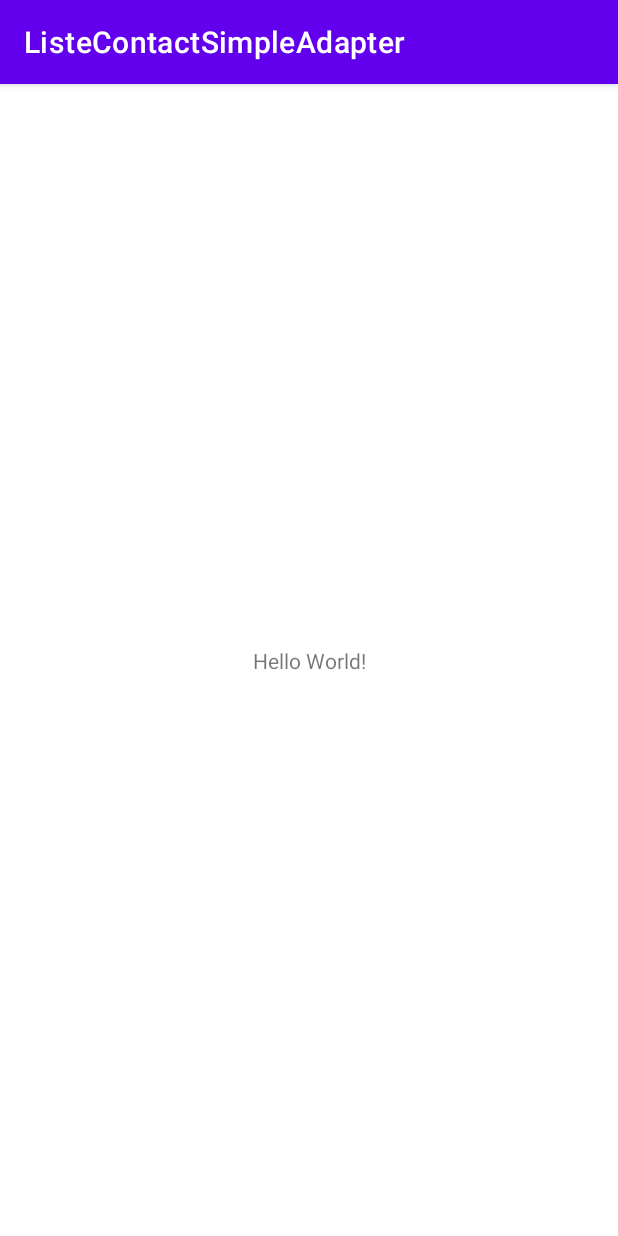
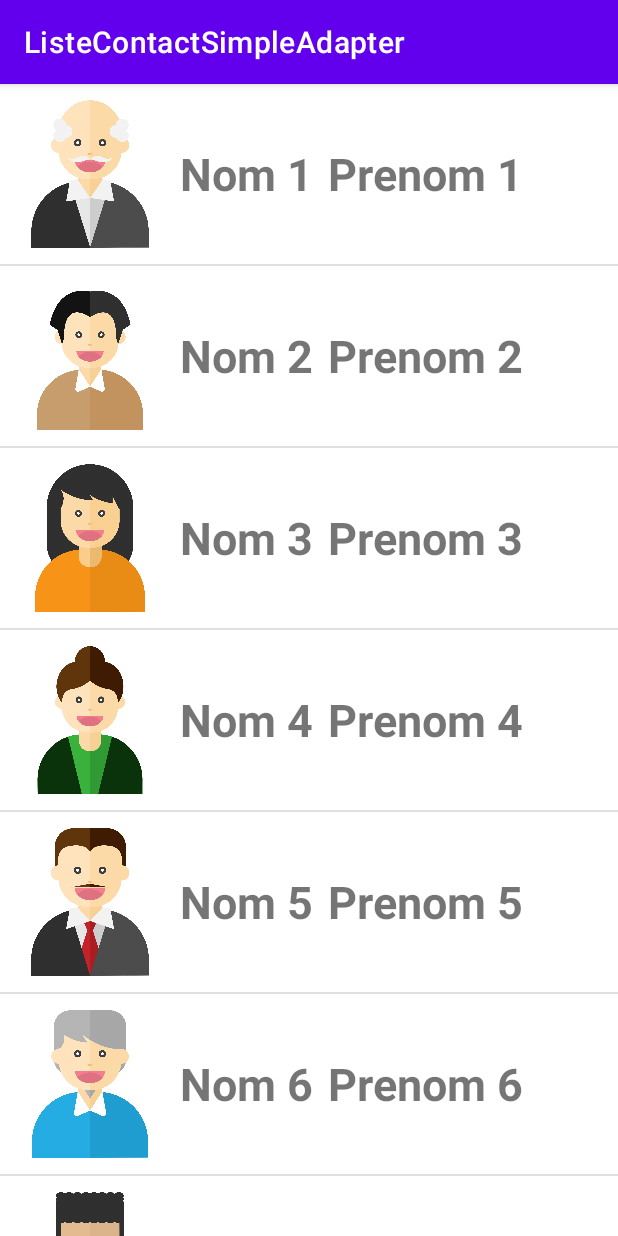
Before and after one commit to lamnaourm/ListeContactSimpleAdapter, an Android app: the screen it shows after launch (MainActivity), on a phone screen of 412 x 824 dp. Run offline under Robolectric (Android 15) with nearby library versions, the phone set to English and light mode, and no system bars.

Commit message:
Exercices complet

```diff
--- a/app/src/main/AndroidManifest.xml
+++ b/app/src/main/AndroidManifest.xml
@@ -10,6 +10,9 @@
         android:supportsRtl="true"
         android:theme="@style/Theme.ListeContactSimpleAdapter">
         <activity
+            android:name=".DetailUser"
+            android:exported="false" />
+        <activity
             android:name=".MainActivity"
             android:exported="true">
             <intent-filter>
--- a/app/src/main/java/com/example/listecontactsimpleadapter/MainActivity.java
+++ b/app/src/main/java/com/example/listecontactsimpleadapter/MainActivity.java
@@ -1,16 +1,23 @@
 package com.example.listecontactsimpleadapter;
+
+import android.content.Intent;
+import android.os.Bundle;
+import android.view.View;
+import android.widget.AdapterView;
+import android.widget.ListView;
+import android.widget.SimpleAdapter;
 
 import androidx.appcompat.app.AppCompatActivity;
 
-import android.os.Bundle;
-
 import java.util.ArrayList;
 import java.util.Date;
+import java.util.HashMap;
 
 public class MainActivity extends AppCompatActivity {
 
 
     ArrayList<Utilisateur> users = new ArrayList<>();
+    ListView lst;
 
     @Override
     protected void onCreate(Bundle savedInstanceState) {
@@ -18,13 +25,43 @@ public class MainActivity extends AppCompatActivity {
         setContentView(R.layout.activity_main);
 
 
-        users.add(new Utilisateur(R.drawable.image1,"Nom 1","Prenom 1","email1@gmail.com","0909090909",new Date(100,3,19)));
-        users.add(new Utilisateur(R.drawable.image2,"Nom 2","Prenom 2","email2@gmail.com","0776767",new Date(101,4,17)));
-        users.add(new Utilisateur(R.drawable.image3,"Nom 3","Prenom 3","email3@gmail.com","565454",new Date(99,2,23)));
-        users.add(new Utilisateur(R.drawable.image4,"Nom 4","Prenom 4","email4@gmail.com","232323",new Date(88,1,24)));
-        users.add(new Utilisateur(R.drawable.image5,"Nom 5","Prenom 5","email5@gmail.com","32323",new Date(87,0,17)));
-        users.add(new Utilisateur(R.drawable.image6,"Nom 6","Prenom 6","email6@gmail.com","323",new Date(102,9,14)));
-        users.add(new Utilisateur(R.drawable.image7,"Nom 7","Prenom 7","email7@gmail.com","5334",new Date(103,11,4)));
-        users.add(new Utilisateur(R.drawable.image8,"Nom 8","Prenom 7","email8@gmail.com","545454",new Date(89,10,13)));
+        users.add(new Utilisateur(R.drawable.image1, "Nom 1", "Prenom 1", "email1@gmail.com", "0909090909", new Date(100, 3, 19)));
+        users.add(new Utilisateur(R.drawable.image2, "Nom 2", "Prenom 2", "email2@gmail.com", "0776767", new Date(101, 4, 17)));
+        users.add(new Utilisateur(R.drawable.image3, "Nom 3", "Prenom 3", "email3@gmail.com", "565454", new Date(99, 2, 23)));
+        users.add(new Utilisateur(R.drawable.image4, "Nom 4", "Prenom 4", "email4@gmail.com", "232323", new Date(88, 1, 24)));
+        users.add(new Utilisateur(R.drawable.image5, "Nom 5", "Prenom 5", "email5@gmail.com", "32323", new Date(87, 0, 17)));
+        users.add(new Utilisateur(R.drawable.image6, "Nom 6", "Prenom 6", "email6@gmail.com", "323", new Date(102, 9, 14)));
+        users.add(new Utilisateur(R.drawable.image7, "Nom 7", "Prenom 7", "email7@gmail.com", "5334", new Date(103, 11, 4)));
+        users.add(new Utilisateur(R.drawable.image8, "Nom 8", "Prenom 7", "email8@gmail.com", "545454", new Date(89, 10, 13)));
+
+        lst = findViewById(R.id.lst);
+
+        ArrayList<HashMap<String, Object>> list_items = new ArrayList<>();
+
+        for (Utilisateur u : users) {
+            HashMap<String, Object> it = new HashMap<>();
+            it.put("image", u.getImage());
+            it.put("nom", u.getNom());
+            it.put("prenom", u.getPrenom());
+            list_items.add(it);
+        }
+
+        String[] from = {"nom", "image", "prenom"};
+        int[] to = {R.id.nomUser, R.id.imageUser, R.id.prenomUser};
+
+        SimpleAdapter ad = new SimpleAdapter(this, list_items, R.layout.user_item, from, to);
+        lst.setAdapter(ad);
+
+        lst.setOnItemClickListener(new AdapterView.OnItemClickListener() {
+            @Override
+            public void onItemClick(AdapterView<?> adapterView, View view, int pos, long l) {
+                Utilisateur u = users.get(pos);
+
+                Intent i = new Intent(MainActivity.this,DetailUser.class);
+                i.putExtra("user",u);
+                startActivity(i);
+            }
+        });
+
     }
 }
--- a/app/src/main/res/layout/activity_main.xml
+++ b/app/src/main/res/layout/activity_main.xml
@@ -1,18 +1,14 @@
 <?xml version="1.0" encoding="utf-8"?>
-<androidx.constraintlayout.widget.ConstraintLayout xmlns:android="http://schemas.android.com/apk/res/android"
+<LinearLayout xmlns:android="http://schemas.android.com/apk/res/android"
     xmlns:app="http://schemas.android.com/apk/res-auto"
     xmlns:tools="http://schemas.android.com/tools"
     android:layout_width="match_parent"
     android:layout_height="match_parent"
     tools:context=".MainActivity">
 
-    <TextView
-        android:layout_width="wrap_content"
-        android:layout_height="wrap_content"
-        android:text="Hello World!"
-        app:layout_constraintBottom_toBottomOf="parent"
-        app:layout_constraintLeft_toLeftOf="parent"
-        app:layout_constraintRight_toRightOf="parent"
-        app:layout_constraintTop_toTopOf="parent" />
+    <ListView
+        android:layout_width="match_parent"
+        android:layout_height="match_parent"
+        android:id="@+id/lst"/>
 
-</androidx.constraintlayout.widget.ConstraintLayout>
+</LinearLayout>
--- /dev/null
+++ b/app/src/main/res/layout/user_item.xml
@@ -0,0 +1,30 @@
+<?xml version="1.0" encoding="utf-8"?>
+<LinearLayout xmlns:android="http://schemas.android.com/apk/res/android"
+    android:layout_width="match_parent"
+    android:layout_height="match_parent"
+    android:gravity="center_vertical">
+
+    <ImageView
+        android:id="@+id/imageUser"
+        android:layout_width="100dp"
+        android:layout_height="100dp"
+        android:layout_margin="10dp"
+        android:src="@drawable/image1" />
+
+    <TextView
+        android:id="@+id/nomUser"
+        android:layout_width="wrap_content"
+        android:layout_height="wrap_content"
+        android:text="nom "
+        android:layout_marginRight="10dp"
+        android:textSize="30sp"
+        android:textStyle="bold" />
+
+    <TextView
+        android:id="@+id/prenomUser"
+        android:layout_width="wrap_content"
+        android:layout_height="wrap_content"
+        android:text="Prenom "
+        android:textSize="30sp"
+        android:textStyle="bold" />
+</LinearLayout>
```
Also changed, not shown: app/src/main/java/com/example/listecontactsimpleadapter/DetailUser.java (added, +39 -0 lines), app/src/main/res/layout/activity_detail_user.xml (added, +55 -0 lines).
